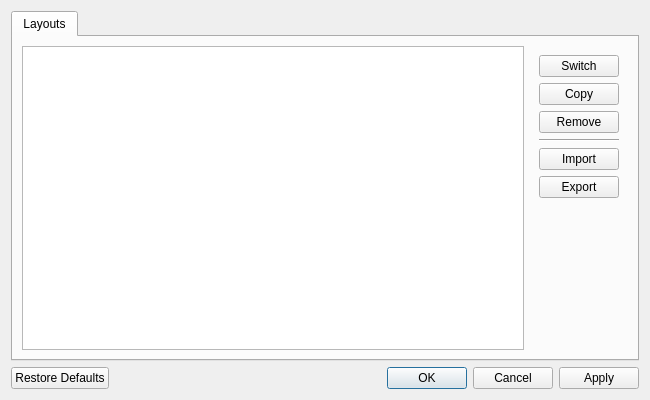
This is app/layoutconfigdialog.ui in KDE/latte-dock as Qt 5 draws it before an edit. The edited form follows.
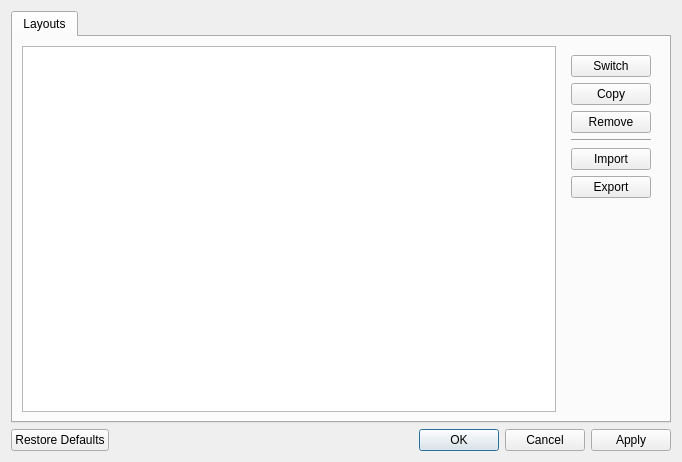
This is the edited form. Icons and pictures are not drawn.

Commit message: increase layouts window size

```diff
--- a/app/layoutconfigdialog.ui
+++ b/app/layoutconfigdialog.ui
@@ -6,8 +6,8 @@
    <rect>
     <x>0</x>
     <y>0</y>
-    <width>650</width>
-    <height>400</height>
+    <width>682</width>
+    <height>462</height>
    </rect>
   </property>
   <property name="windowTitle">
```
